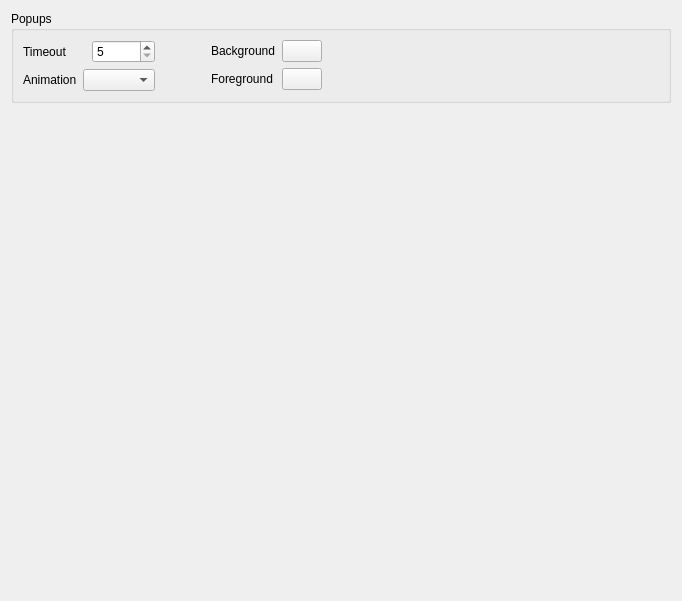
Above: src/settings/PageView.ui from marcinmagier/wolverine before the change. Below: the same form after it.
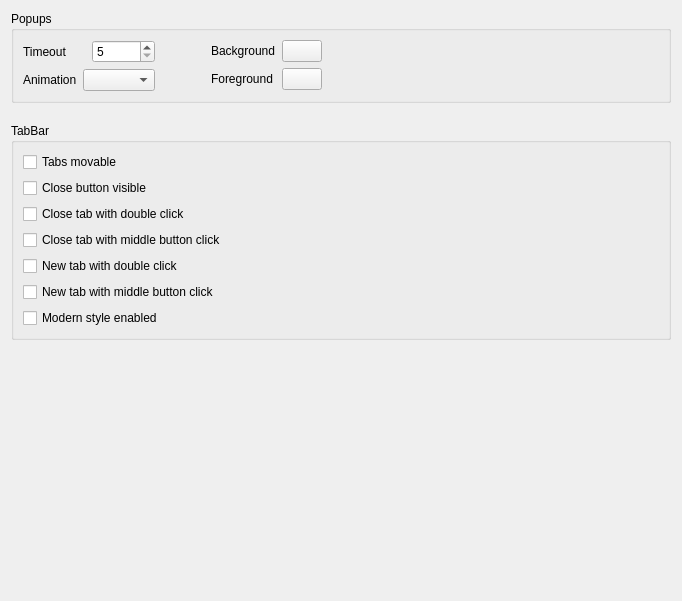
That is the form after the change. Custom widgets are drawn as their Qt base class.

Commit message: tab bar settings

Diff of the .ui file:
```diff
--- a/src/settings/PageView.ui
+++ b/src/settings/PageView.ui
@@ -20,6 +20,9 @@
    <string>Form</string>
   </property>
   <layout class="QVBoxLayout" name="verticalLayout_2">
+   <property name="spacing">
+    <number>20</number>
+   </property>
    <item>
     <widget class="QGroupBox" name="boxPopups">
      <property name="title">
@@ -144,6 +147,64 @@
      </layout>
     </widget>
    </item>
+   <item>
+    <widget class="QGroupBox" name="boxTabBar">
+     <property name="title">
+      <string>TabBar</string>
+     </property>
+     <layout class="QVBoxLayout" name="verticalLayout">
+      <item>
+       <widget class="QCheckBox" name="checkTabsMovable">
+        <property name="text">
+         <string>Tabs movable</string>
+        </property>
+       </widget>
+      </item>
+      <item>
+       <widget class="QCheckBox" name="checkCloseBtnVisible">
+        <property name="text">
+         <string>Close button visible</string>
+        </property>
+       </widget>
+      </item>
+      <item>
+       <widget class="QCheckBox" name="checkDoubleClkClose">
+        <property name="text">
+         <string>Close tab with double click</string>
+        </property>
+       </widget>
+      </item>
+      <item>
+       <widget class="QCheckBox" name="checkMiddleBtnClose">
+        <property name="text">
+         <string>Close tab with middle button click</string>
+        </property>
+       </widget>
+      </item>
+      <item>
+       <widget class="QCheckBox" name="checkDoubleClkNew">
+        <property name="text">
+         <string>New tab with double click</string>
+        </property>
+       </widget>
+      </item>
+      <item>
+       <widget class="QCheckBox" name="checkMiddleBtnNew">
+        <property name="text">
+         <string>New tab with middle button click</string>
+        </property>
+       </widget>
+      </item>
+      <item>
+       <widget class="QCheckBox" name="checkModernStyle">
+        <property name="text">
+         <string>Modern style enabled</string>
+        </property>
+       </widget>
+      </item>
+     </layout>
+    </widget>
+   </item>
    <item>
     <spacer name="verticalSpacer">
      <property name="orientation">
```
The commit also changes 7 other files.
